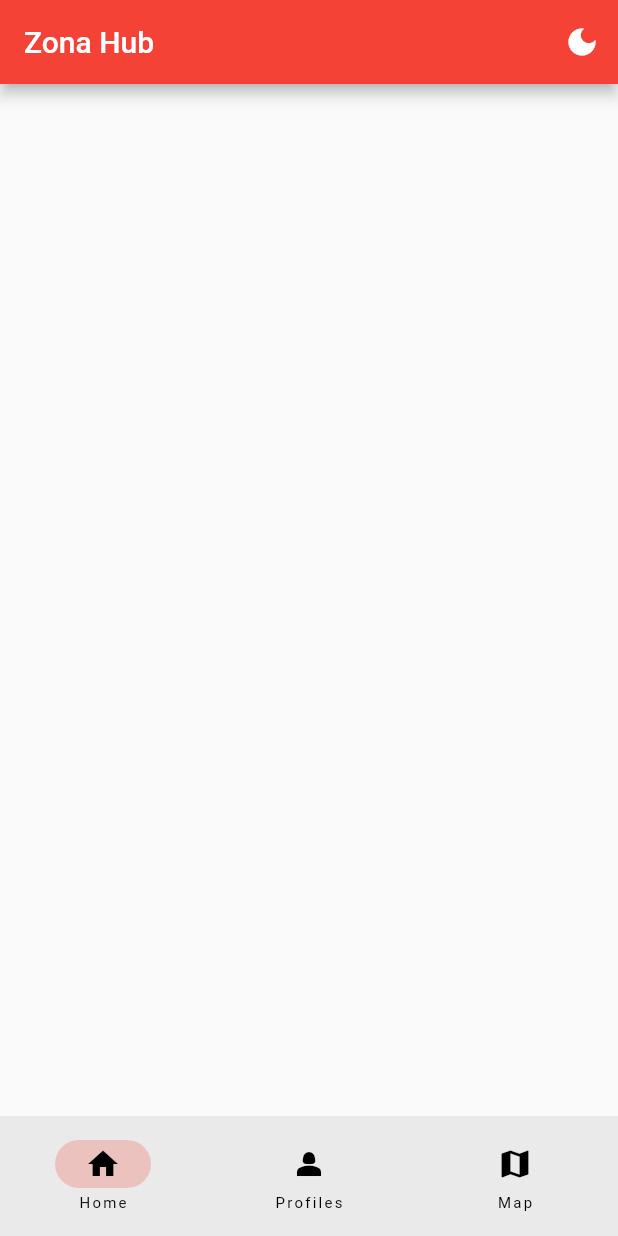
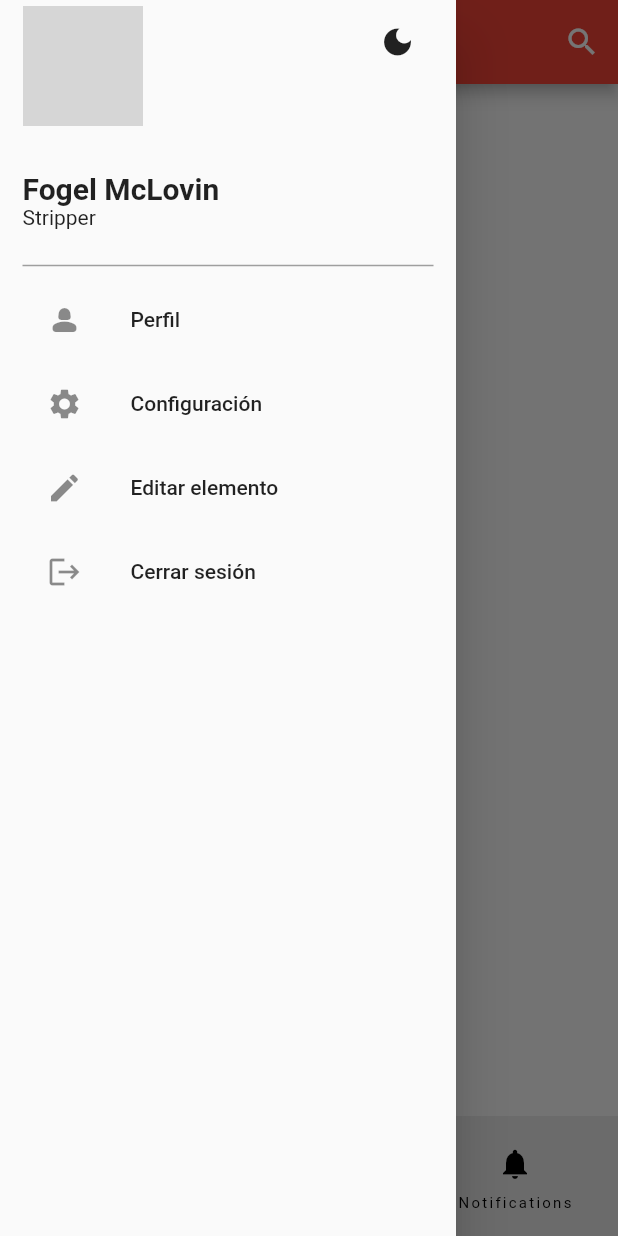
Before and after one commit to Arctic-Cuyes/Apollama, a Flutter app: the screen it shows after launch, with the side drawer open (before the commit the screen has no drawer), on a phone screen of 412 x 824 dp. Run offline on Flutter 3.47's test engine with Material 2 defaults, Android fonts, the phone set to English and light mode, and no system bars; network calls fail; grey boxes are pictures that could not be loaded.

Commit message:
add: Sidebar with some options and profile summary

```diff
--- a/lib/src/app.dart
+++ b/lib/src/app.dart
@@ -1,4 +1,6 @@
 import 'package:flutter/material.dart';
+import 'package:zona_hub/src/components/drawer.dart';
+import 'package:zona_hub/src/views/Notifications/notifications.dart';
 import 'package:zona_hub/src/views/home/home.dart';
 import 'package:zona_hub/src/views/map/map.dart';
 import 'package:zona_hub/src/views/profile/profile.dart';
@@ -40,19 +42,23 @@ class _RootState extends State<Root> {
 
   int currentPage = 0;
   //Here goes the views Pages Home(), Map(), Profile(), etc.
-  List<Widget> pages = const [HomePage(), ProfilePage(), MapPage()];
+  List<Widget> pages = const [HomePage(), MapPage(), NotificationsPage()];
 
   @override
   Widget build(BuildContext context) {
     return Scaffold(
+      //Sidebar
+      //Ingonar la recomendación de hacer constante el componente ya que contiene elementos que van a cambiar
+      drawer: Drawer(
+        child: DrawerComponent()
+      ),
       appBar: AppBar(
         title: const Text("Zona Hub"),
         actions: [
           IconButton(
-            icon: Icon( MyApp.themeNotifier.value == ThemeMode.light ? Icons.light_mode : Icons.dark_mode),
+            icon: const Icon( Icons.search ),
             onPressed: () {
-              //Change the theme mode
-              MyApp.themeNotifier.value = (MyApp.themeNotifier.value == ThemeMode.light) ? ThemeMode.dark : ThemeMode.light;
+              //Search logic
             },)
         ],
       ),
@@ -61,8 +67,8 @@ class _RootState extends State<Root> {
       bottomNavigationBar: NavigationBar(
         destinations: const [
           NavigationDestination(icon: Icon(Icons.home), label: "Home"),
-          NavigationDestination(icon: Icon(Icons.person_2), label: "Profiles"),
-          NavigationDestination(icon: Icon(Icons.map), label: "Map")
+          NavigationDestination(icon: Icon(Icons.map), label: "Map"),
+          NavigationDestination(icon: Icon(Icons.notifications), label: "Notifications"),
         ],
         onDestinationSelected: (int index) {
           setState(() {
--- /dev/null
+++ b/lib/src/components/drawer.dart
@@ -0,0 +1,149 @@
+import 'package:flutter/material.dart';
+import 'package:zona_hub/src/app.dart';
+import 'package:zona_hub/src/views/profile/profile.dart';
+
+/*
+  Sidebar that contains summary profile information and other
+  options such as logout, saved posts, profile, configurations, etc.
+*/
+
+const List<Map<String, dynamic>> options = [
+  {'icon': Icon(Icons.person_2_rounded), 'option': 'Perfil'},
+  {'icon': Icon(Icons.settings), 'option': 'Configuración'},
+  {'icon': Icon(Icons.edit), 'option': 'Editar elemento'},
+  {'icon': Icon(Icons.logout), 'option': 'Cerrar sesión' },
+];
+
+class DrawerComponent extends StatelessWidget {
+  const DrawerComponent({super.key});
+
+  @override
+  Widget build(BuildContext context) {
+    return SafeArea(
+      child: Container(
+        padding: const EdgeInsets.fromLTRB(15, 4, 15, 0),
+        child: Column(
+          children: [
+            // Profile summary and dark mode icon
+            Flex(
+                direction: Axis.horizontal,
+                mainAxisAlignment: MainAxisAlignment.spaceBetween,
+                crossAxisAlignment: CrossAxisAlignment.start,
+                children: [
+                  const ProfileSummary(),
+                  IconButton(
+                    onPressed: () {
+                      MyApp.themeNotifier.value =
+                          (MyApp.themeNotifier.value == ThemeMode.light)
+                              ? ThemeMode.dark
+                              : ThemeMode.light;
+                    },
+                    icon: Icon(MyApp.themeNotifier.value == ThemeMode.light
+                        ? Icons.light_mode
+                        : Icons.dark_mode
+                    ),
+                  ),
+                ]
+              ),
+              const Divider(color: Colors.grey, thickness: 1,),
+              //Options
+              const DrawerOptions()
+          ],
+        ),
+      ),
+    );
+  }
+}
+
+class ThemeModeIcon extends StatefulWidget {
+  const ThemeModeIcon({super.key});
+
+  @override
+  State<ThemeModeIcon> createState() => _ThemeModeIconState();
+}
+
+class _ThemeModeIconState extends State<ThemeModeIcon> {
+  @override
+  Widget build(BuildContext context) {
+    return Container();
+  }
+}
+
+class ProfileSummary extends StatefulWidget {
+  const ProfileSummary({super.key});
+
+  @override
+  State<ProfileSummary> createState() => _ProfileSummaryState();
+}
+
+class _ProfileSummaryState extends State<ProfileSummary> {
+  @override
+  Widget build(BuildContext context) {
+    return SizedBox(
+      height: 165,
+      width: 210,
+      child: Column(
+        crossAxisAlignment: CrossAxisAlignment.start,
+        children: [
+        //User image in circle shape
+        GestureDetector(
+          onTap: (){
+            //Go to profile main page
+            Navigator.push(context, MaterialPageRoute(builder: (context) => const ProfilePage()));
+          },
+          child: Container(
+              width: 80,
+              height: 80,
+              decoration: const BoxDecoration(
+                shape: BoxShape.circle,
+              ),
+              child: ClipOval(
+                  child: Image.network(
+                  //Cambiará según la base de datos, por el momento una imagen de internet
+                  "https://i.pinimg.com/originals/30/8d/79/308d795c3cac0f8f16610f53df4e1005.jpg",
+                  width: 100,
+                  height: 100,
+                  fit: BoxFit.cover,
+                )
+              )
+          ),
+        ),
+        //User name
+        const Padding(
+          padding: EdgeInsets.fromLTRB(0, 30, 0, 0),
+          child: Text(
+            "Fogel McLovin",
+            style: TextStyle(
+              fontSize: 20,
+              fontWeight: FontWeight.bold,
+            ),
+          ),
+        ),
+        const Text("Stripper"),
+      ]),
+    );
+  }
+}
+
+// List of Options
+class DrawerOptions extends StatelessWidget {
+  const DrawerOptions({super.key});
+
+  @override
+  Widget build(BuildContext context) {
+    return ListView.builder(
+      shrinkWrap: true,
+      itemCount: options.length,
+      itemBuilder: (BuildContext context, int index) {
+      return ListTile(
+        title: Text(options[index]['option']),
+        leading: options[index]['icon'],
+        onTap: (){
+          //Lógica para abrir página seleccionada
+          debugPrint((index).toString());
+        },
+        );
+      },
+    );
+  }
+}
--- a/lib/src/views/profile/profile.dart
+++ b/lib/src/views/profile/profile.dart
@@ -10,6 +10,10 @@ class ProfilePage extends StatefulWidget {
 class _ProfilePageState extends State<ProfilePage> {
   @override
   Widget build(BuildContext context) {
-    return Container();
+    return const Scaffold(
+      body: Center(
+         child: Text("Profile page")
+      ),
+    );
   }
 }
```
Also changed, not shown: lib/src/components/post.dart (added, +16 -0 lines), lib/src/views/Notifications/notifications.dart (added, +19 -0 lines), 1 other file.
